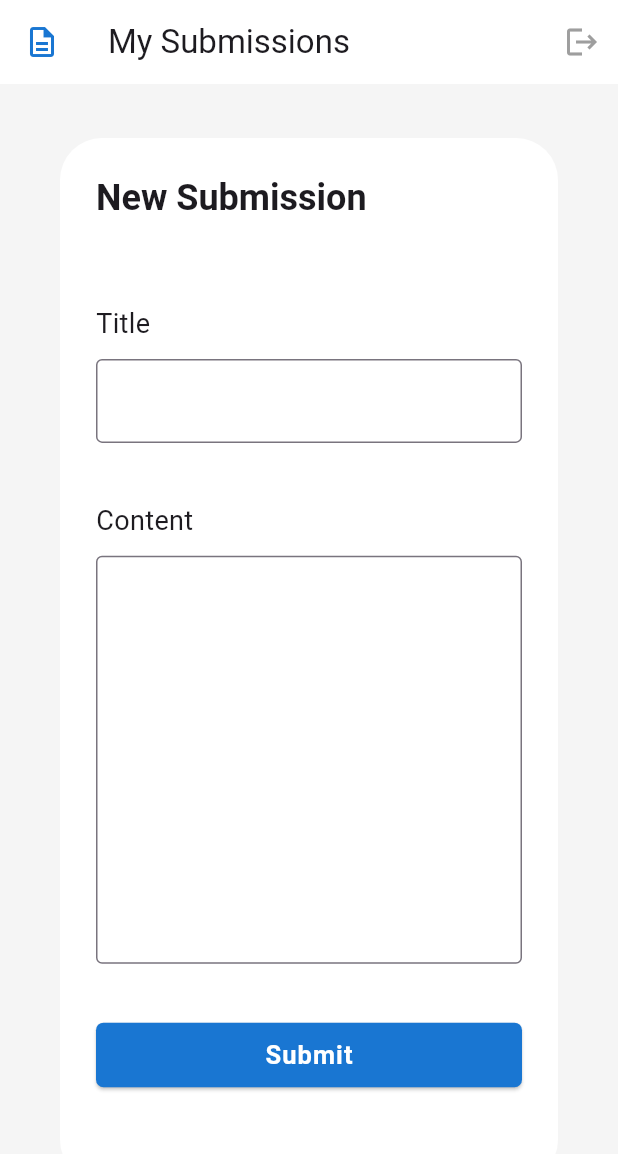
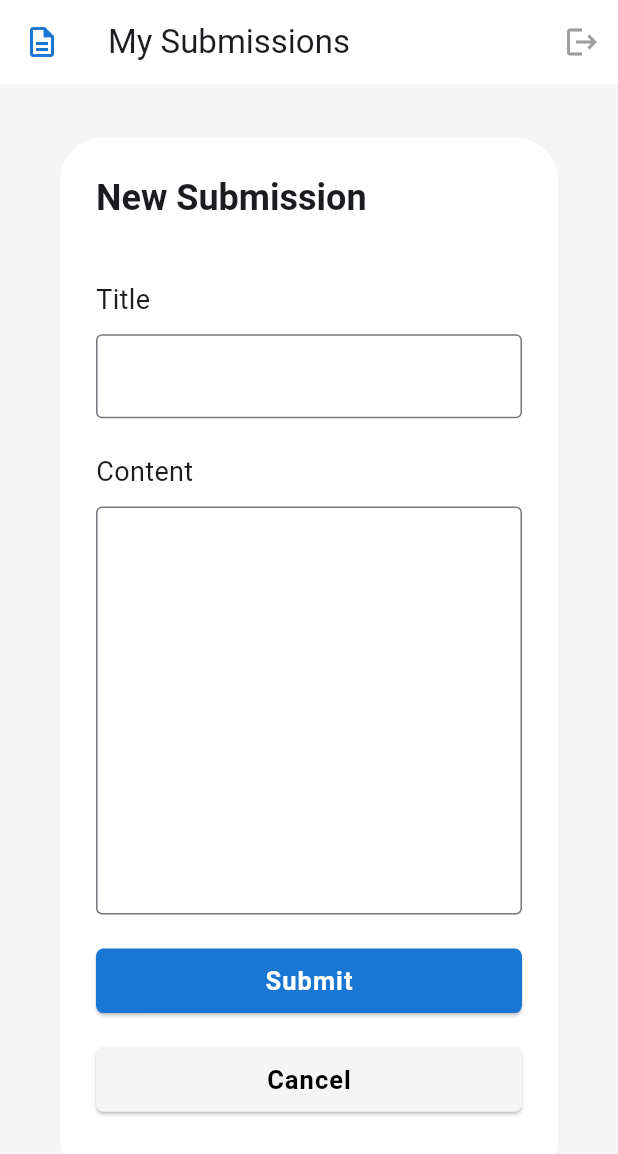
Before and after one commit to DanielLeke/TurnIn-App, a Flutter app: the screen it shows after launch, on a phone screen of 412 x 824 dp. Shown: the top 1154 px of the screen. Run offline on Flutter 3.47's test engine with Material 3 defaults, Android fonts, the phone set to English and light mode, and no system bars; our stand-ins replace get; Roboto replaces fonts that are missing (Sans Serif).

Commit message:
Added the cancel btn to the ui

```diff
--- a/lib/students/students_page.dart
+++ b/lib/students/students_page.dart
@@ -49,7 +49,7 @@ class SubmisssionForm extends StatelessWidget {
       child: Column(
         mainAxisAlignment: MainAxisAlignment.spaceEvenly,
         crossAxisAlignment: CrossAxisAlignment.start,
-        children: [SubmissionTitle(), SubmissionContent(), SubmitBtn()],
+        children: [SubmissionTitle(), SubmissionContent(), SubmitBtn(), CancelBtn()],
       ),
     );
   }
@@ -159,7 +159,6 @@ class CancelBtn extends StatelessWidget {
           "Cancel",
           style: TextStyle(
             letterSpacing: 0.7,
-            color: Colors.white,
             fontWeight: FontWeight.bold,
             fontSize: 17,
             fontFamily: 'Sans Serif',
```
